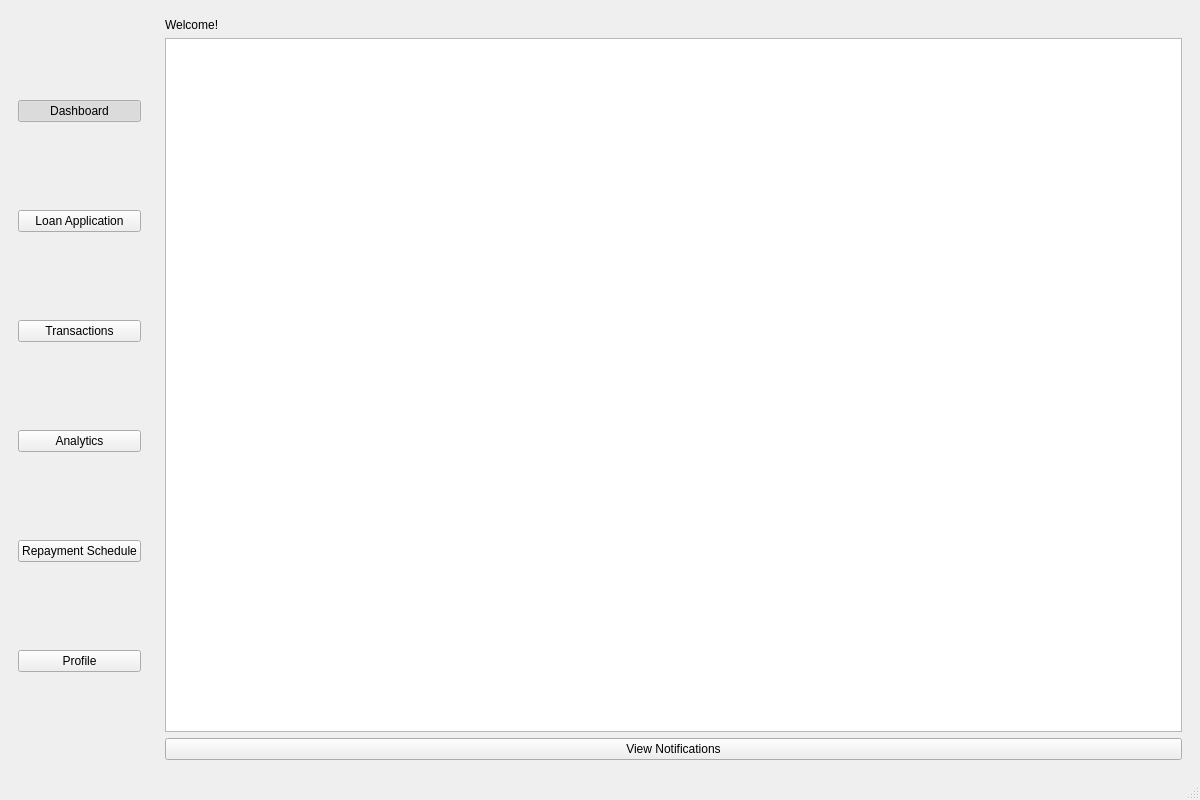
Above: ui/main_window.ui from WabukoWabuko/microfinance_manager before the change. Below: the same form after it.
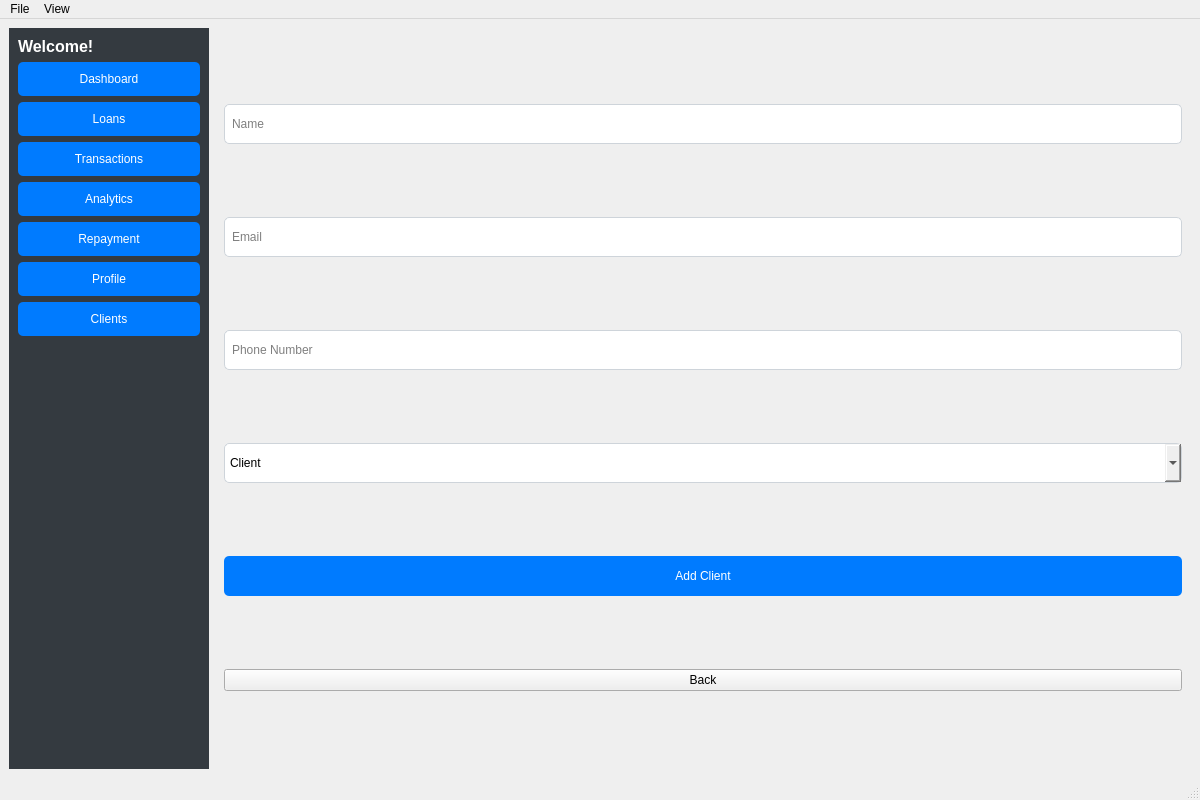
That is the form after the change. The open tabs and pages were chosen to show the change.

Commit message: This is a repair for the errors arising after nimeClick ile button ya login pwahahaha

What changed in the file:
```diff
--- a/ui/main_window.ui
+++ b/ui/main_window.ui
@@ -17,7 +17,26 @@
    <layout class="QHBoxLayout" name="horizontalLayout">
     <item>
      <widget class="QWidget" name="sidebar">
-      <layout class="QVBoxLayout" name="sidebar_layout">
+      <property name="minimumSize">
+       <size>
+        <width>200</width>
+        <height>0</height>
+       </size>
+      </property>
+      <property name="styleSheet">
+       <string>background: #343A40; color: #FFFFFF;</string>
+      </property>
+      <layout class="QVBoxLayout" name="verticalLayout">
+       <item>
+        <widget class="QLabel" name="label_welcome">
+         <property name="text">
+          <string>Welcome!</string>
+         </property>
+         <property name="styleSheet">
+          <string>font-size: 16px; font-weight: bold;</string>
+         </property>
+        </widget>
+       </item>
        <item>
         <widget class="QPushButton" name="dashboard_button">
          <property name="text">
@@ -26,19 +45,22 @@
          <property name="checkable">
           <bool>true</bool>
          </property>
-         <property name="checked">
-          <bool>true</bool>
+         <property name="styleSheet">
+          <string>background: #007BFF; color: #FFFFFF; border-radius: 5px; padding: 10px;</string>
          </property>
         </widget>
        </item>
        <item>
         <widget class="QPushButton" name="loan_button">
          <property name="text">
-          <string>Loan Application</string>
+          <string>Loans</string>
          </property>
          <property name="checkable">
           <bool>true</bool>
          </property>
+         <property name="styleSheet">
+          <string>background: #007BFF; color: #FFFFFF; border-radius: 5px; padding: 10px;</string>
+         </property>
         </widget>
        </item>
        <item>
@@ -49,6 +71,9 @@
          <property name="checkable">
           <bool>true</bool>
          </property>
+         <property name="styleSheet">
+          <string>background: #007BFF; color: #FFFFFF; border-radius: 5px; padding: 10px;</string>
+         </property>
         </widget>
        </item>
        <item>
@@ -59,16 +84,22 @@
          <property name="checkable">
           <bool>true</bool>
          </property>
+         <property name="styleSheet">
+          <string>background: #007BFF; color: #FFFFFF; border-radius: 5px; padding: 10px;</string>
+         </property>
         </widget>
        </item>
        <item>
         <widget class="QPushButton" name="repayment_button">
          <property name="text">
-          <string>Repayment Schedule</string>
+          <string>Repayment</string>
          </property>
          <property name="checkable">
           <bool>true</bool>
          </property>
+         <property name="styleSheet">
+          <string>background: #007BFF; color: #FFFFFF; border-radius: 5px; padding: 10px;</string>
+         </property>
         </widget>
        </item>
        <item>
@@ -79,8 +110,37 @@
          <property name="checkable">
           <bool>true</bool>
          </property>
+         <property name="styleSheet">
+          <string>background: #007BFF; color: #FFFFFF; border-radius: 5px; padding: 10px;</string>
+         </property>
         </widget>
        </item>
+       <item>
+        <widget class="QPushButton" name="clients_button">
+         <property name="text">
+          <string>Clients</string>
+         </property>
+         <property name="checkable">
+          <bool>true</bool>
+         </property>
+         <property name="styleSheet">
+          <string>background: #007BFF; color: #FFFFFF; border-radius: 5px; padding: 10px;</string>
+         </property>
+        </widget>
+       </item>
+       <item>
+        <spacer name="verticalSpacer">
+         <property name="orientation">
+          <enum>Qt::Vertical</enum>
+         </property>
+         <property name="sizeHint">
+          <size>
+           <width>20</width>
+           <height>40</height>
+          </size>
+         </property>
+        </spacer>
+       </item>
       </layout>
      </widget>
     </item>
@@ -89,19 +149,22 @@
       <widget class="QWidget" name="dashboard_page">
        <layout class="QVBoxLayout" name="dashboard_layout">
         <item>
-         <widget class="QLabel" name="label_welcome">
-          <property name="text">
-           <string>Welcome!</string>
+         <widget class="QTableWidget" name="loan_table">
+          <property name="minimumSize">
+           <size>
+            <width>0</width>
+            <height>200</height>
+           </size>
           </property>
          </widget>
         </item>
         <item>
-         <widget class="QTableWidget" name="loan_table"/>
-        </item>
-        <item>
-         <widget class="QPushButton" name="notifications_button">
-          <property name="text">
-           <string>View Notifications</string>
+         <widget class="QTableWidget" name="transaction_table">
+          <property name="minimumSize">
+           <size>
+            <width>0</width>
+            <height>200</height>
+           </size>
           </property>
          </widget>
         </item>
@@ -294,6 +357,104 @@
         </item>
        </layout>
       </widget>
+      <widget class="QWidget" name="clients_page">
+       <layout class="QVBoxLayout" name="verticalLayout_8">
+        <item>
+         <widget class="QLineEdit" name="client_name_input">
+          <property name="minimumSize">
+           <size>
+            <width>300</width>
+            <height>40</height>
+           </size>
+          </property>
+          <property name="placeholderText">
+           <string>Name</string>
+          </property>
+          <property name="styleSheet">
+           <string>border: 1px solid #CED4DA; border-radius: 5px; padding: 5px;</string>
+          </property>
+         </widget>
+        </item>
+        <item>
+         <widget class="QLineEdit" name="client_email_input">
+          <property name="minimumSize">
+           <size>
+            <width>300</width>
+            <height>40</height>
+           </size>
+          </property>
+          <property name="placeholderText">
+           <string>Email</string>
+          </property>
+          <property name="styleSheet">
+           <string>border: 1px solid #CED4DA; border-radius: 5px; padding: 5px;</string>
+          </property>
+         </widget>
+        </item>
+        <item>
+         <widget class="QLineEdit" name="client_phone_input">
+          <property name="minimumSize">
+           <size>
+            <width>300</width>
+            <height>40</height>
+           </size>
+          </property>
+          <property name="placeholderText">
+           <string>Phone Number</string>
+          </property>
+          <property name="styleSheet">
+           <string>border: 1px solid #CED4DA; border-radius: 5px; padding: 5px;</string>
+          </property>
+         </widget>
+        </item>
+        <item>
+         <widget class="QComboBox" name="client_role_combo">
+          <property name="minimumSize">
+           <size>
+            <width>300</width>
+            <height>40</height>
+           </size>
+          </property>
+          <property name="styleSheet">
+           <string>border: 1px solid #CED4DA; border-radius: 5px; padding: 5px;</string>
+          </property>
+          <item>
+           <property name="text">
+            <string>Client</string>
+           </property>
+          </item>
+          <item>
+           <property name="text">
+            <string>Admin</string>
+           </property>
+          </item>
+         </widget>
+        </item>
+        <item>
+         <widget class="QPushButton" name="add_client_button">
+          <property name="minimumSize">
+           <size>
+            <width>300</width>
+            <height>40</height>
+           </size>
+          </property>
+          <property name="text">
+           <string>Add Client</string>
+          </property>
+          <property name="styleSheet">
+           <string>background: #007BFF; color: #FFFFFF; border-radius: 5px; padding: 5px;</string>
+          </property>
+         </widget>
+        </item>
+        <item>
+         <widget class="QPushButton" name="back_button_clients">
+          <property name="text">
+           <string>Back</string>
+          </property>
+         </widget>
+        </item>
+       </layout>
+      </widget>
       <widget class="QWidget" name="notifications_page">
        <layout class="QVBoxLayout" name="notifications_layout">
         <item>
@@ -304,9 +465,9 @@
          </widget>
         </item>
         <item>
-         <widget class="QPushButton" name="back_button_notifications">
+         <widget class="QPushButton" name="notifications_button">
           <property name="text">
-           <string>Back</string>
+           <string>Refresh Notifications</string>
           </property>
          </widget>
         </item>
@@ -322,23 +483,23 @@
      <x>0</x>
      <y>0</y>
      <width>1200</width>
-     <height>21</height>
+     <height>22</height>
     </rect>
    </property>
-   <menu title="File">
-    <action name="actionExit">
-     <property name="text">
-      <string>Exit</string>
-     </property>
-    </action>
-   </menu>
-   <menu title="View">
-    <action name="actionToggle_Theme">
-     <property name="text">
-      <string>Toggle Theme</string>
-     </property>
-    </action>
-   </menu>
+   <widget class="QMenu" name="menuFile">
+    <property name="title">
+     <string>File</string>
+    </property>
+    <addaction name="actionExit"/>
+   </widget>
+   <widget class="QMenu" name="menuView">
+    <property name="title">
+     <string>View</string>
+    </property>
+    <addaction name="actionToggle_Theme"/>
+   </widget>
+   <addaction name="menuFile"/>
+   <addaction name="menuView"/>
   </widget>
   <widget class="QStatusBar" name="statusbar"/>
   <action name="actionExit"/>
```
Left out of the diff: 94 changed lines with no effect on the pictures. The commit also changes 27 other files.
